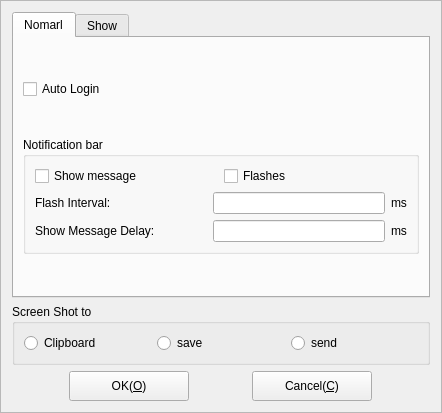
First picture: the form in Widgets/FrmOptions/FrmOptions.ui, repository KangLin/RabbitIm, before the edit.
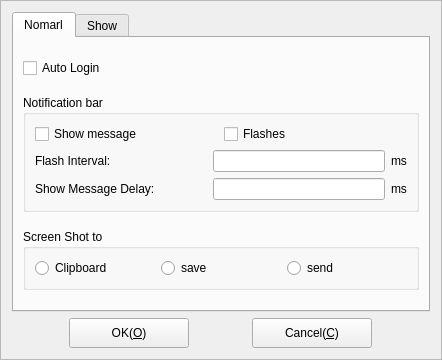
Second picture: the form after the edit.

Commit message: 修改截图工具BUGG

```diff
--- a/Widgets/FrmOptions/FrmOptions.ui
+++ b/Widgets/FrmOptions/FrmOptions.ui
@@ -7,7 +7,7 @@
     <x>0</x>
     <y>0</y>
     <width>442</width>
-    <height>412</height>
+    <height>360</height>
    </rect>
   </property>
   <property name="windowTitle">
@@ -142,6 +142,42 @@
          </layout>
         </widget>
        </item>
+       <item row="2" column="0">
+        <widget class="QGroupBox" name="groupBox_5">
+         <property name="sizePolicy">
+          <sizepolicy hsizetype="Preferred" vsizetype="Fixed">
+           <horstretch>0</horstretch>
+           <verstretch>0</verstretch>
+          </sizepolicy>
+         </property>
+         <property name="title">
+          <string>Screen Shot to</string>
+         </property>
+         <layout class="QGridLayout" name="gridLayout">
+          <item row="0" column="0">
+           <widget class="QRadioButton" name="rBtn_clipboard">
+            <property name="text">
+             <string>Clipboard</string>
+            </property>
+           </widget>
+          </item>
+          <item row="0" column="1">
+           <widget class="QRadioButton" name="rBtn_save">
+            <property name="text">
+             <string>save</string>
+            </property>
+           </widget>
+          </item>
+          <item row="0" column="2">
+           <widget class="QRadioButton" name="rBtn_send">
+            <property name="text">
+             <string>send</string>
+            </property>
+           </widget>
+          </item>
+         </layout>
+        </widget>
+       </item>
       </layout>
      </widget>
      <widget class="QWidget" name="tab_2">
@@ -327,36 +363,6 @@
      </widget>
     </widget>
    </item>
-   <item>
-    <widget class="QGroupBox" name="groupBox_5">
-     <property name="title">
-      <string>Screen Shot to</string>
-     </property>
-     <layout class="QHBoxLayout" name="horizontalLayout_9">
-      <item>
-       <widget class="QRadioButton" name="rBtn_clipboard">
-        <property name="text">
-         <string>Clipboard</string>
-        </property>
-       </widget>
-      </item>
-      <item>
-       <widget class="QRadioButton" name="rBtn_save">
-        <property name="text">
-         <string>save</string>
-        </property>
-       </widget>
-      </item>
-      <item>
-       <widget class="QRadioButton" name="rBtn_send">
-        <property name="text">
-         <string>send</string>
-        </property>
-       </widget>
-      </item>
-     </layout>
-    </widget>
-   </item>
    <item>
     <layout class="QHBoxLayout" name="horizontalLayout">
      <item>
```
The commit also changes 2 other files.
